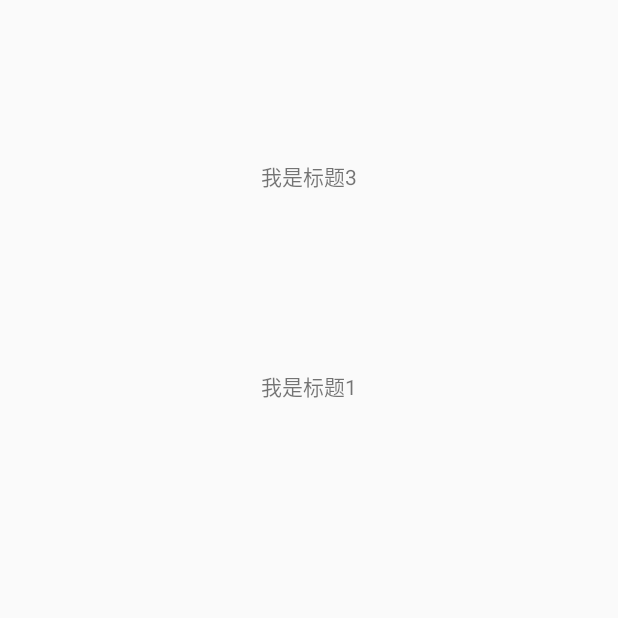
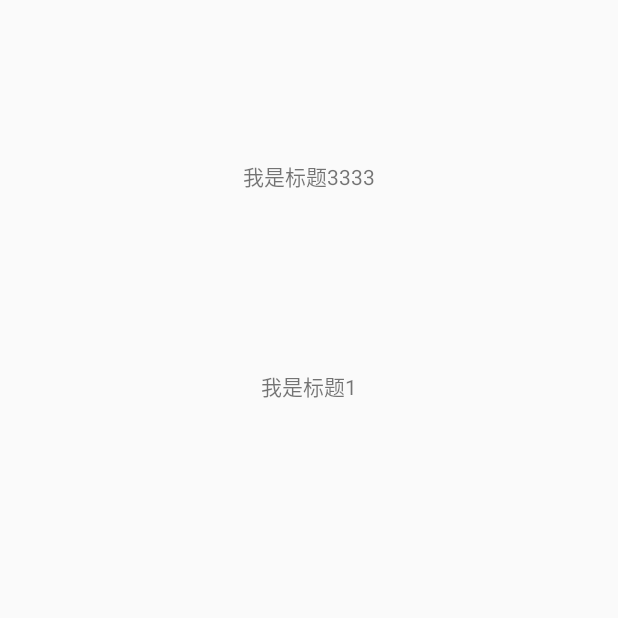
Before and after one commit to wwf1227/GitTest, an Android app: the screen it shows after launch (MainActivity), on a phone screen of 412 x 824 dp, the part 618-1236 px from its top. Run offline under Robolectric (Android 15) with nearby library versions, the phone set to English and light mode, and no system bars.

Commit message:
up title3

```diff
--- a/app/src/main/res/values/strings.xml
+++ b/app/src/main/res/values/strings.xml
@@ -3,5 +3,5 @@
     <string name="tusi">吐司</string>
     <string name="title1">我是标题1</string>
     <string name="title2">我是标题2</string>
-    <string name="title3">我是标题3</string>
+    <string name="title3">我是标题3333</string>
 </resources>
```
